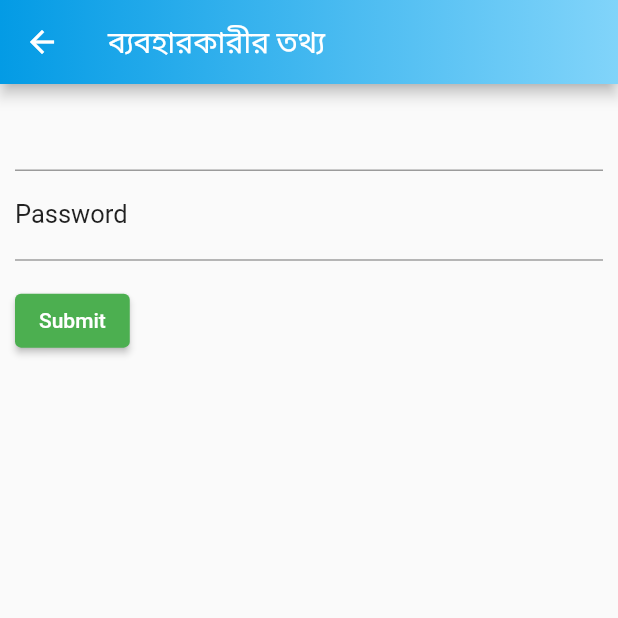
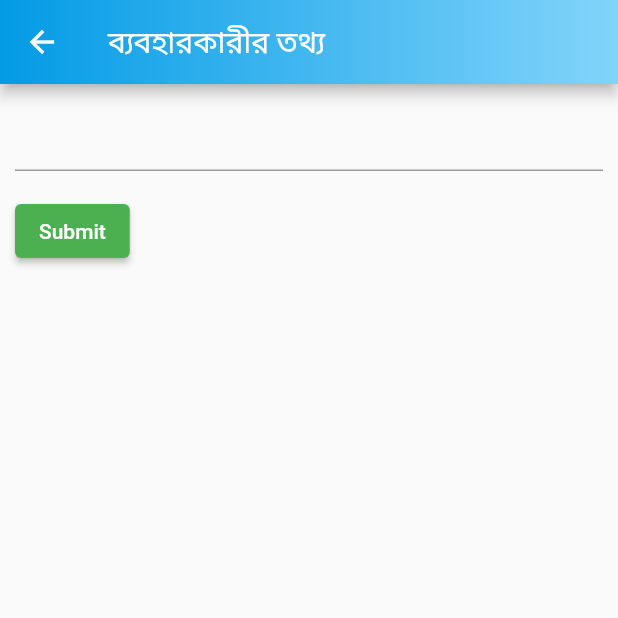
Before and after one commit to Azimul-Haque/diordnarabdnasjb, a Flutter app: the ProfileEditPage screen opened directly with empty values, on a phone screen of 412 x 824 dp, the top half of it. Run offline on Flutter 3.47's test engine with Material 2 defaults, Android fonts, the phone set to English and light mode, and no system bars; our stand-ins replace firebase_auth, firebase_core, pinput; missing offline and left inert: onesignal_flutter; accounts and stored records are empty; Roboto replaces fonts that are missing (AvenirLight).

Commit message:
Commit Thu 06/16/2022  2:20:49.12 28211

```diff
--- a/lib/profileedit.dart
+++ b/lib/profileedit.dart
@@ -46,22 +46,6 @@ class _ProfileEditPageState extends State<ProfileEditPage> {
                       return null;
                     },
                   ),
-                  TextFormField(
-                    decoration: InputDecoration(
-                      labelText: 'Password',
-                      labelStyle: TextStyle(
-                          color: Colors.black87,
-                          fontSize: 17,
-                          fontFamily: 'AvenirLight'),
-                      focusedBorder: UnderlineInputBorder(
-                        borderSide: BorderSide(color: Colors.purple),
-                      ),
-                      enabledBorder: UnderlineInputBorder(
-                          borderSide:
-                              BorderSide(color: Colors.grey, width: 1.0)),
-                    ),
-                    //  controller: _passwordController,
-                  ),
                   Padding(
                     padding: const EdgeInsets.symmetric(vertical: 16.0),
                     child: ElevatedButton(
```
